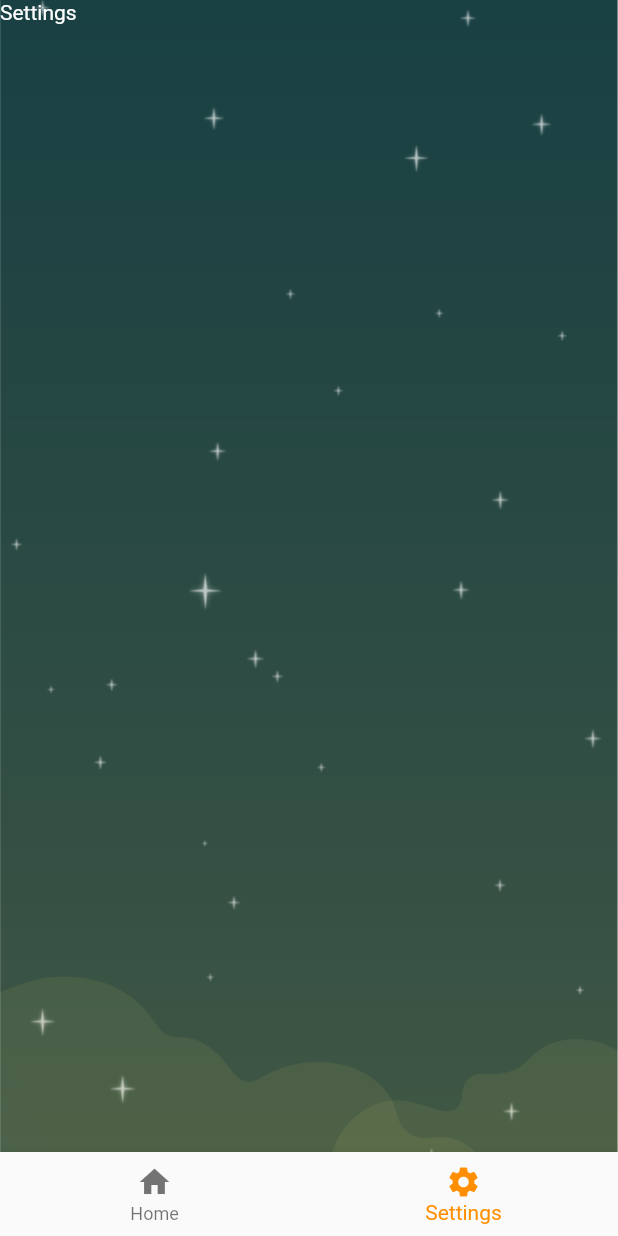
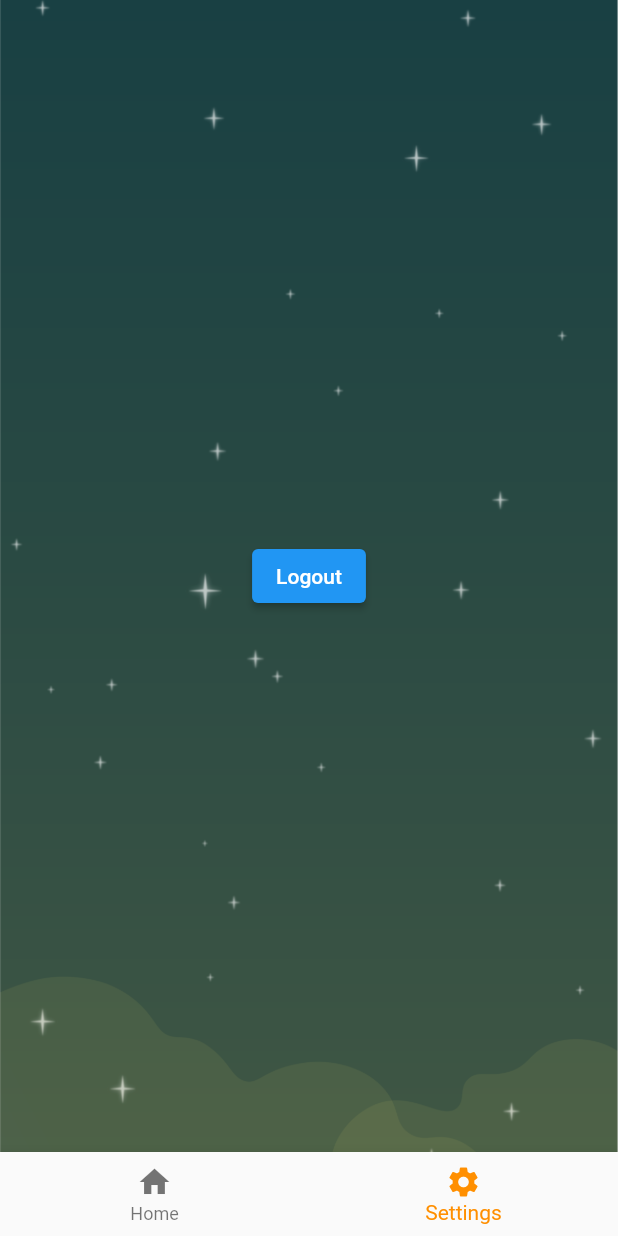
Before and after one commit to lephuochoai/learn-flutter, a Flutter app: the MainLayout screen opened by its route, item 2 of the bottom bar chosen, on a phone screen of 412 x 824 dp. Run offline on Flutter 3.47's test engine with Material 2 defaults, Android fonts, the phone set to English and light mode, and no system bars; our stand-ins replace go_router, hive; accounts and stored records are empty.

Commit message:
feat: implement logout

```diff
--- a/lib/screens/home/home.dart
+++ b/lib/screens/home/home.dart
@@ -20,9 +20,6 @@ class _HomeScreenState extends State<HomeScreen> {
   @override
   Widget build(BuildContext context) {
     return Scaffold(
-      appBar: AppBar(
-        title: const Text('BottomNavigationBar Sample'),
-      ),
       body: Container(
         constraints: const BoxConstraints.expand(),
         decoration: BoxDecoration(
--- a/lib/screens/settings/settings.dart
+++ b/lib/screens/settings/settings.dart
@@ -1,10 +1,18 @@
 import 'package:flutter/material.dart';
+import 'package:my_app/store/index.dart';
+import 'package:provider/provider.dart';
 
 class SettingsScreen extends StatelessWidget {
   const SettingsScreen({Key? key}) : super(key: key);
 
   @override
   Widget build(BuildContext context) {
+    final appState = context.watch<AppState>();
+
+    void handleLogout() {
+      appState.setIsLogin(false);
+    }
+
     return Container(
       constraints: const BoxConstraints.expand(),
       decoration: BoxDecoration(
@@ -13,7 +21,13 @@ class SettingsScreen extends StatelessWidget {
           fit: BoxFit.cover,
         ),
       ),
-      child: Text('Settings'),
+      child: SafeArea(
+        child: Center(
+            child: ElevatedButton(
+          onPressed: handleLogout,
+          child: Text('Logout'),
+        )),
+      ),
     );
   }
 }
```
